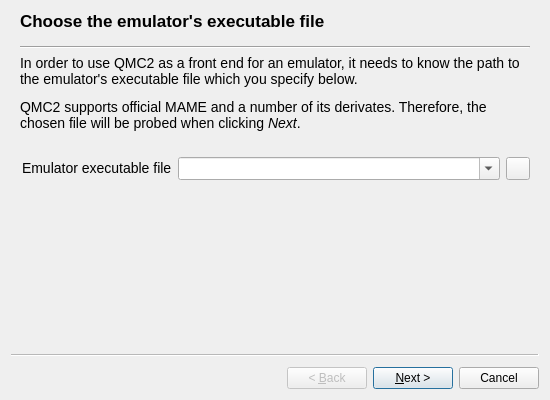
This is setupwizard.ui in qmc2/qmc2-mame-fe as Qt 5 draws it before an edit. The edited form follows.
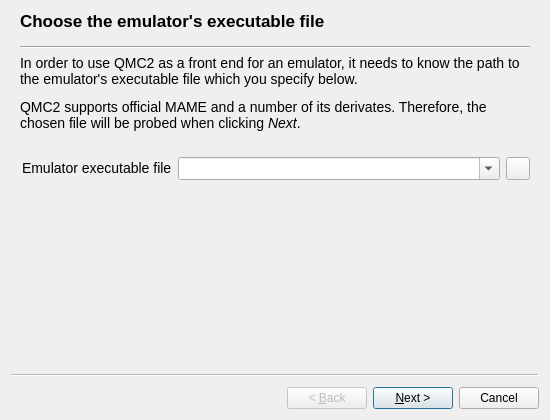
This is the edited form. Icons and pictures are not drawn.

Commit message: wip: SetupWizward: improved minimum size

What changed in the file:
```diff
--- a/setupwizard.ui
+++ b/setupwizard.ui
@@ -7,13 +7,13 @@
     <x>0</x>
     <y>0</y>
     <width>550</width>
-    <height>400</height>
+    <height>420</height>
    </rect>
   </property>
   <property name="minimumSize">
    <size>
     <width>550</width>
-    <height>400</height>
+    <height>420</height>
    </size>
   </property>
   <property name="windowTitle">
```
